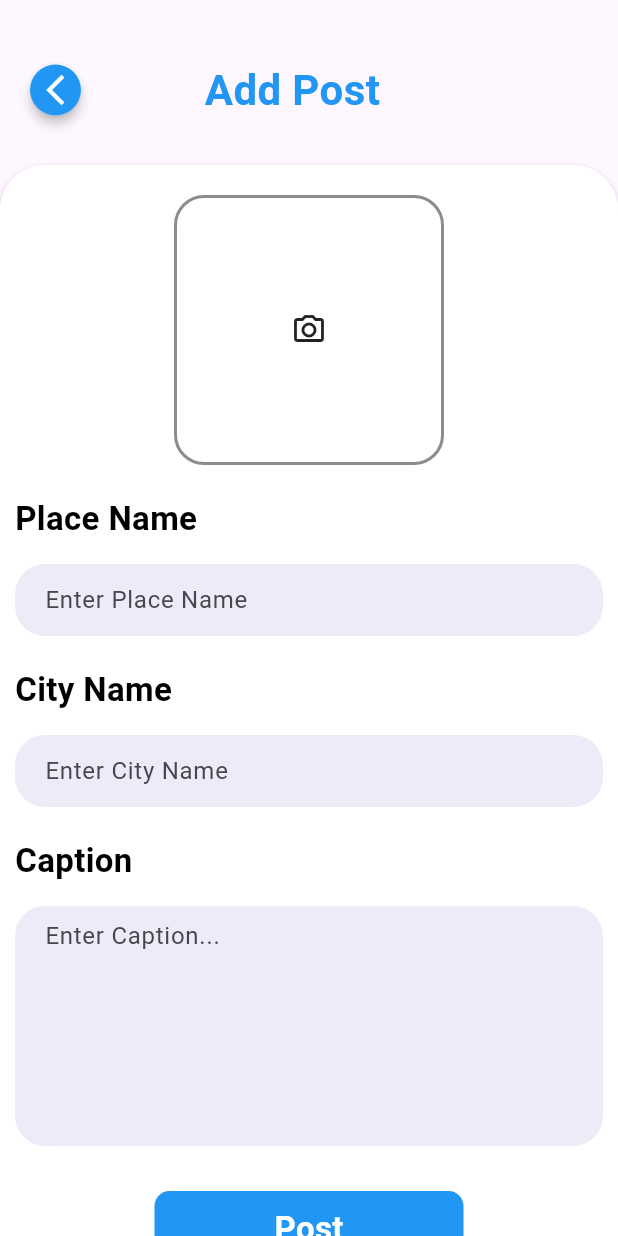
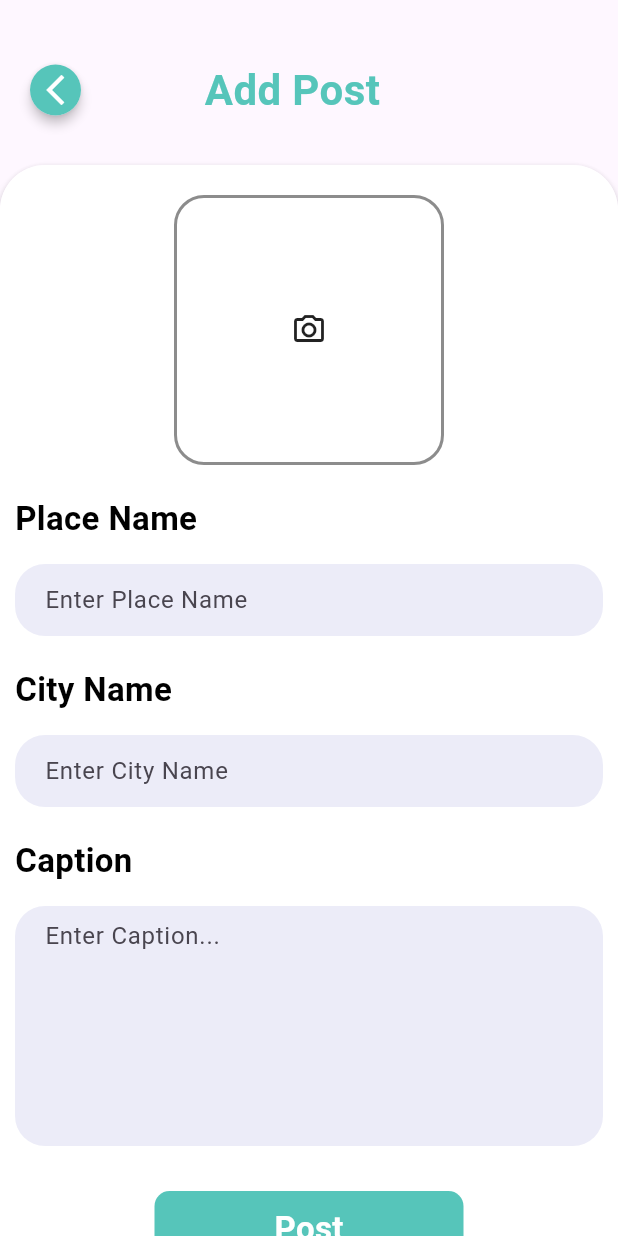
Before and after one commit to Takalani-Nedzanani/Bloem_Travellers_App, a Flutter app: the AddPage screen opened directly, on a phone screen of 412 x 824 dp. Run offline on Flutter 3.47's test engine with Material 3 defaults, Android fonts, the light colour scheme and no system bars; our stand-ins replace cloud_firestore, firebase_auth, firebase_core, firebase_storage, image_picker, random_string; accounts and stored records are empty.

Commit message:
new lines

```diff
--- a/lib/pages/add_page.dart
+++ b/lib/pages/add_page.dart
@@ -58,7 +58,7 @@ class _AddPageState extends State<AddPage> {
                     child: Container(
                       padding: EdgeInsets.all(5),
                       decoration: BoxDecoration(
-                        color: Colors.blue,
+                        color: Color.fromARGB(255, 86, 197, 186),
                         borderRadius: BorderRadius.circular(30),
                       ),
                       child: GestureDetector(
@@ -83,7 +83,7 @@ class _AddPageState extends State<AddPage> {
                   Text(
                     "Add Post",
                     style: TextStyle(
-                        color: Colors.blue,
+                        color: Color.fromARGB(255, 86, 197, 186),
                         fontSize: 28,
                         fontWeight: FontWeight.bold),
                   ),
@@ -301,7 +301,7 @@ class _AddPageState extends State<AddPage> {
                             height: 50,
                             width: MediaQuery.of(context).size.width / 2,
                             decoration: BoxDecoration(
-                              color: Colors.blue,
+                              color: Color.fromARGB(255, 86, 197, 186),
                               borderRadius: BorderRadius.circular(10),
                             ),
                             child: Center(
--- a/lib/pages/top_places.dart
+++ b/lib/pages/top_places.dart
@@ -27,7 +27,7 @@ class _TopPlacesState extends State<TopPlaces> {
                   child: Container(
                     padding: EdgeInsets.all(5),
                     decoration: BoxDecoration(
-                      color: Colors.blue,
+                      color: Color.fromARGB(255, 86, 197, 186),
                       borderRadius: BorderRadius.circular(30),
                     ),
                     child: GestureDetector(
@@ -52,7 +52,7 @@ class _TopPlacesState extends State<TopPlaces> {
                 Text(
                   "Top Places",
                   style: TextStyle(
-                      color: Colors.blue,
+                      color: Color.fromARGB(255, 86, 197, 186),
                       fontSize: 28,
                       fontWeight: FontWeight.bold),
                 ),
```
